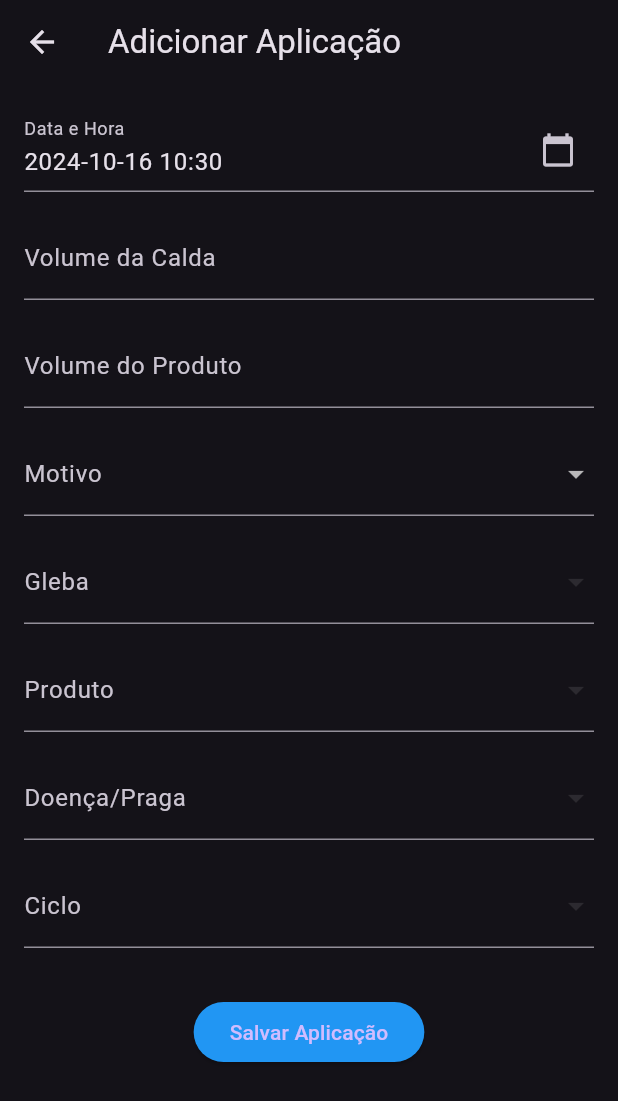
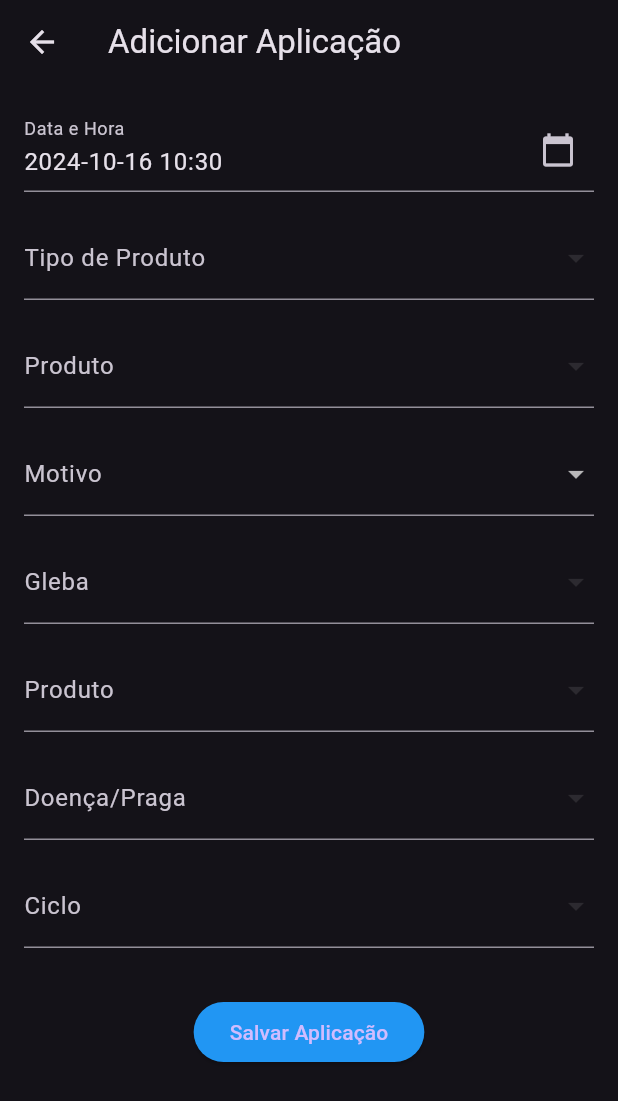
Before and after one commit to Felifet/flutter_tcc_app, a Flutter app: the AddAplicacaoScreen screen opened by its route, after a tap on "Salvar Aplicação", on a phone screen of 412 x 824 dp. Shown: the top 1101 px of the screen. Run offline on Flutter 3.47's test engine with Material 3 defaults, Android fonts, the phone set to English and light mode, and no system bars; our stand-ins replace file_picker, fl_chart, googleapis_auth, sqflite; missing offline and left inert: excel, googleapis; accounts and stored records are empty.

Commit message:
add_search_product_application
Adicionei consultas para os produtos, durante a inclusão de uma aplicação.

```diff
--- a/lib/main.dart
+++ b/lib/main.dart
@@ -2,6 +2,7 @@ import 'package:flutter/material.dart';
 import 'package:flutter_tcc_app/src/models/manejo_model.dart';
 import 'package:flutter_tcc_app/src/models/registro_estagiofenologico_model.dart';
 import 'package:flutter_tcc_app/src/models/registro_manejo_model.dart';
+import 'package:flutter_tcc_app/src/screens/backup/backup_screen.dart';
 import 'package:flutter_tcc_app/src/screens/cultivar/cultivar_list_screen.dart';
 import 'package:flutter_tcc_app/src/screens/doencaPraga/add_doenca_praga_screen.dart';
 import 'package:flutter_tcc_app/src/screens/doencaPraga/doenca_praga_edit_screen.dart';
@@ -9,6 +10,7 @@ import 'package:flutter_tcc_app/src/screens/doencaPraga/doenca_praga_list_screen
 import 'package:flutter_tcc_app/src/screens/estagioFenologico/add_estagioFenologico_screen.dart';
 import 'package:flutter_tcc_app/src/screens/estagioFenologico/estagioFenologico_edit_screen.dart';
 import 'package:flutter_tcc_app/src/screens/estagioFenologico/estagioFenologico_list_screen.dart';
+import 'package:flutter_tcc_app/src/screens/graficos/graficos_screen.dart';
 import 'package:flutter_tcc_app/src/screens/manejo/manejo_add_screen.dart';
 import 'package:flutter_tcc_app/src/screens/manejo/manejo_edit_screen.dart';
 import 'package:flutter_tcc_app/src/screens/manejo/manejo_list_screen.dart';
@@ -89,6 +91,8 @@ class MyApp extends StatelessWidget {
         '/aplicacoes': (context) => const AplicacaoListScreen(),
         '/add_aplicacao': (context) => AddAplicacaoScreen(),
         '/importacao_produtos': (context) => ImportacaoProdutosScreen(),
+        '/backup': (context) => BackupScreen(),
+        '/graficos': (context) => GraficosScreen(),
         /*
         '/edit_aplicacao': (context) {
           final Aplicacao aplicacao =
--- a/lib/src/screens/aplicacao/add_aplicacao_screen.dart
+++ b/lib/src/screens/aplicacao/add_aplicacao_screen.dart
@@ -24,11 +24,13 @@ class _AddAplicacaoScreenState extends State<AddAplicacaoScreen> {
 
   String? _selectedMotivo;
   Gleba? _selectedGleba;
+  String? _selectedTipoProduto;
   Product? _selectedProduto;
   DoencaPraga? _selectedDoencaPraga;
   Ciclo? _selectedCiclo;
 
   List<Gleba> _glebas = [];
+  List<String> _tiposProdutos = [];
   List<Product> _produtos = [];
   List<DoencaPraga> _doencasPragas = [];
   List<Ciclo> _ciclos = [];
@@ -37,8 +39,21 @@ class _AddAplicacaoScreenState extends State<AddAplicacaoScreen> {
   void initState() {
     super.initState();
     _loadDropdownData();
-    _datetimeController.text = DateFormat('yyyy-MM-dd HH:mm')
-        .format(DateTime.now()); // Define a data atual no campo
+    _datetimeController.text =
+        DateFormat('yyyy-MM-dd HH:mm').format(DateTime.now());
+  }
+
+  Future<void> _loadDropdownData() async {
+    _glebas = await GlebaService().getGlebas();
+    _tiposProdutos = await ProductService().getDistinctProductTypes();
+    _doencasPragas = await DoencaPragaService().getDoencasPragas();
+    _ciclos = await CicloService().getCiclos();
+    setState(() {});
+  }
+
+  Future<void> _loadProdutosPorTipo(String tipo) async {
+    _produtos = await ProductService().getProductsByType(tipo);
+    setState(() {});
   }
 
   Future<void> _selectDate(BuildContext context) async {
@@ -69,15 +84,6 @@ class _AddAplicacaoScreenState extends State<AddAplicacaoScreen> {
     }
   }
 
-  void _loadDropdownData() async {
-    // Carregar os dados para os comboboxes
-    _glebas = await GlebaService().getGlebas();
-    _produtos = await ProductService().getProducts();
-    _doencasPragas = await DoencaPragaService().getDoencasPragas();
-    _ciclos = await CicloService().getCiclos();
-    setState(() {}); // Atualizar o estado para carregar os dados nos comboboxes
-  }
-
   void _saveAplicacao() async {
     if (_selectedMotivo != null &&
         _selectedGleba != null &&
@@ -90,7 +96,7 @@ class _AddAplicacaoScreenState extends State<AddAplicacaoScreen> {
         motivo: _selectedMotivo!,
         glebaId: _selectedGleba!.id!,
         produtoId: _selectedProduto!.id!,
-        doencaPragaId: _selectedDoencaPraga?.id, // Opcional
+        doencaPragaId: _selectedDoencaPraga?.id,
         cicloId: _selectedCiclo!.id!,
       );
 
@@ -119,21 +125,41 @@ class _AddAplicacaoScreenState extends State<AddAplicacaoScreen> {
                     onPressed: () => _selectDate(context),
                   ),
                 ),
-                readOnly:
-                    true, // Impede que o usuário edite o campo manualmente
+                readOnly: true,
               ),
               const SizedBox(height: 16),
-              TextField(
-                controller: _volumeCaldaController,
-                decoration: const InputDecoration(labelText: 'Volume da Calda'),
-                keyboardType: TextInputType.number,
+              DropdownButtonFormField<String>(
+                decoration: const InputDecoration(labelText: 'Tipo de Produto'),
+                value: _selectedTipoProduto,
+                items: _tiposProdutos.map((tipo) {
+                  return DropdownMenuItem(
+                    value: tipo,
+                    child: Text(tipo),
+                  );
+                }).toList(),
+                onChanged: (value) {
+                  setState(() {
+                    _selectedTipoProduto = value;
+                    _loadProdutosPorTipo(
+                        value!); // Carrega os produtos do tipo selecionado
+                  });
+                },
               ),
               const SizedBox(height: 16),
-              TextField(
-                controller: _volumeProdutoController,
-                decoration:
-                    const InputDecoration(labelText: 'Volume do Produto'),
-                keyboardType: TextInputType.number,
+              DropdownButtonFormField<Product>(
+                decoration: const InputDecoration(labelText: 'Produto'),
+                value: _selectedProduto,
+                items: _produtos.map((produto) {
+                  return DropdownMenuItem(
+                    value: produto,
+                    child: Text(produto.nomeComercial),
+                  );
+                }).toList(),
+                onChanged: (value) {
+                  setState(() {
+                    _selectedProduto = value;
+                  });
+                },
               ),
               const SizedBox(height: 16),
               DropdownButtonFormField<String>(
--- a/lib/src/screens/menu_screen.dart
+++ b/lib/src/screens/menu_screen.dart
@@ -59,6 +59,7 @@ class MenuScreen extends StatelessWidget {
         label: 'Importação de Produtos',
         route: '/importacao_produtos',
         icon: Icons.install_desktop),
+    MenuItem(label: 'Gráficos', route: '/graficos', icon: Icons.chat_rounded),
   ];
 
   // Método para construir os botões do menu
--- a/lib/src/services/db_helper.dart
+++ b/lib/src/services/db_helper.dart
@@ -5,6 +5,7 @@ import 'package:flutter_tcc_app/src/models/estagiofenologico_model.dart';
 import 'package:flutter_tcc_app/src/models/gleba_model.dart';
 import 'package:flutter_tcc_app/src/models/doenca_praga_model.dart';
 import 'package:flutter_tcc_app/src/models/manejo_model.dart';
+import 'package:flutter_tcc_app/src/models/product_model.dart';
 import 'package:flutter_tcc_app/src/models/registro_estagiofenologico_model.dart';
 import 'package:sqflite/sqflite.dart';
 import 'package:path/path.dart';
@@ -36,6 +37,23 @@ class DBHelper {
       print("Erro ao inicializar o banco de dados: $e");
       throw Exception("Erro ao inicializar o banco de dados");
     }
+  }
+
+  Future<List<Map<String, dynamic>>> query(
+    String tableName, {
+    String? where,
+    List<dynamic>? whereArgs,
+    List<String>? columns,
+    String? orderBy,
+  }) async {
+    final db = await database;
+    return await db.query(
+      tableName,
+      where: where,
+      whereArgs: whereArgs,
+      columns: columns,
+      orderBy: orderBy,
+    );
   }
 
   Future _onCreate(Database db, int version) async {
@@ -364,6 +382,25 @@ class DBHelper {
       print("Erro ao deletar produto: $e");
       return -1;
     }
+  }
+
+  // Recupera os tipos distintos de produtos cadastrados
+  Future<List<String>> getDistinctProductTypes() async {
+    final db = await database;
+    final List<Map<String, dynamic>> result =
+        await db.rawQuery('SELECT DISTINCT tipo FROM products');
+    return result.map((map) => map['tipo'] as String).toList();
+  }
+
+// Recupera os produtos filtrados por tipo
+  Future<List<Product>> getProductsByType(String tipo) async {
+    final db = await database;
+    final List<Map<String, dynamic>> result = await db.query(
+      'products',
+      where: 'tipo = ?',
+      whereArgs: [tipo],
+    );
+    return result.map((map) => Product.fromMap(map)).toList();
   }
 
   // ------------------ CRUD de Glebas ------------------ //
--- a/lib/src/services/product_service.dart
+++ b/lib/src/services/product_service.dart
@@ -22,6 +22,23 @@ class ProductService {
     });
   }
 
+  Future<List<String>> getDistinctProductTypes() async {
+    final List<Map<String, dynamic>> result = await _dbHelper.query(
+      'products',
+      columns: ['DISTINCT tipo'],
+    );
+    return result.map((map) => map['tipo'] as String).toList();
+  }
+
+  Future<List<Product>> getProductsByType(String tipo) async {
+    final List<Map<String, dynamic>> result = await _dbHelper.query(
+      'products',
+      where: 'tipo = ?',
+      whereArgs: [tipo],
+    );
+    return result.map((map) => Product.fromMap(map)).toList();
+  }
+
   // Atualiza um produto existente
   Future<int> updateProduct(Product product) async {
     return await _dbHelper.updateProduct(product.toMap());
```
Also changed, not shown: lib/src/screens/backup/backup_screen.dart (added, +78 -0 lines), lib/src/screens/graficos/graficos_screen.dart (added, +93 -0 lines), lib/src/services/backup_service.dart (added, +23 -0 lines), lib/src/services/google_drive_helper.dart (added, +37 -0 lines), lib/src/services/graficos_service.dart (added, +24 -0 lines), pubspec.yaml (+13 -6 lines), lib/src/controllers/aplicacao_controller.dart (line endings or trailing spaces), pubspec.lock.
